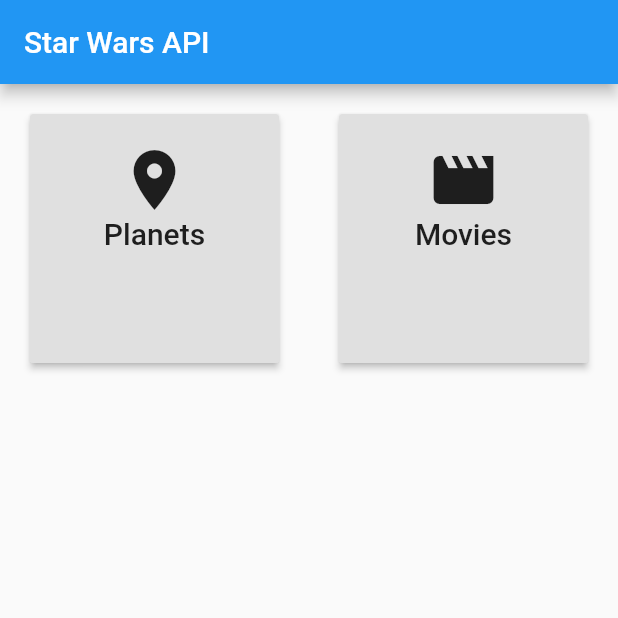
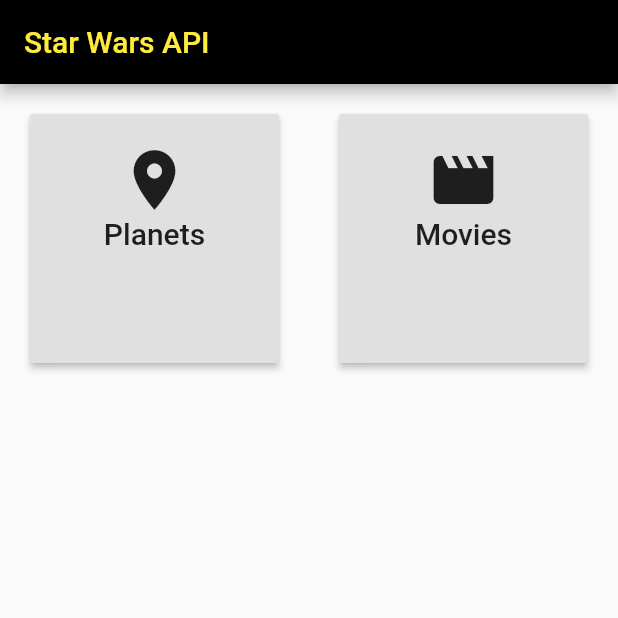
Before and after one commit to chrisbenseler/flutter_starwars, a Flutter app: the screen it shows after launch, on a phone screen of 412 x 824 dp, the top half of it. Run offline on Flutter 3.47's test engine with Material 2 defaults, Android fonts, the phone set to English and light mode, and no system bars; our stand-ins replace progress_dialog.

Commit message:
feat: layout black

```diff
--- a/lib/main.dart
+++ b/lib/main.dart
@@ -23,5 +23,17 @@ class MyApp extends StatelessWidget {
 
         },
         home: Home(),
+        theme: ThemeData(
+          primaryColor: Colors.black,
+          primaryTextTheme: TextTheme(
+            title: TextStyle(
+              color: Colors.yellow
+            )
+          ),
+          primaryIconTheme: const IconThemeData.fallback().copyWith(
+            color: Colors.yellow,
+          ),
+        ),
+
       );
 }
--- a/lib/screens/planets/planet_detail_page.dart
+++ b/lib/screens/planets/planet_detail_page.dart
@@ -66,6 +66,7 @@ class _PlanetDetailPageState extends State<PlanetDetailPage> {
                 children: <Widget>[
                   new Text('Population: ' + planet.population.toString()),
                   new Text('Terrain: ' + planet.terrain.toString()),
+                  SizedBox( height: 10.0, ),
                   new InnerMoviesList(moviesList: planet.films)
                 ],
               ),
```
Also changed, not shown: lib/screens/movies/movie_detail_page.dart (+19 -36 lines), lib/shared/inner_movies_list.dart (+12 -6 lines).
